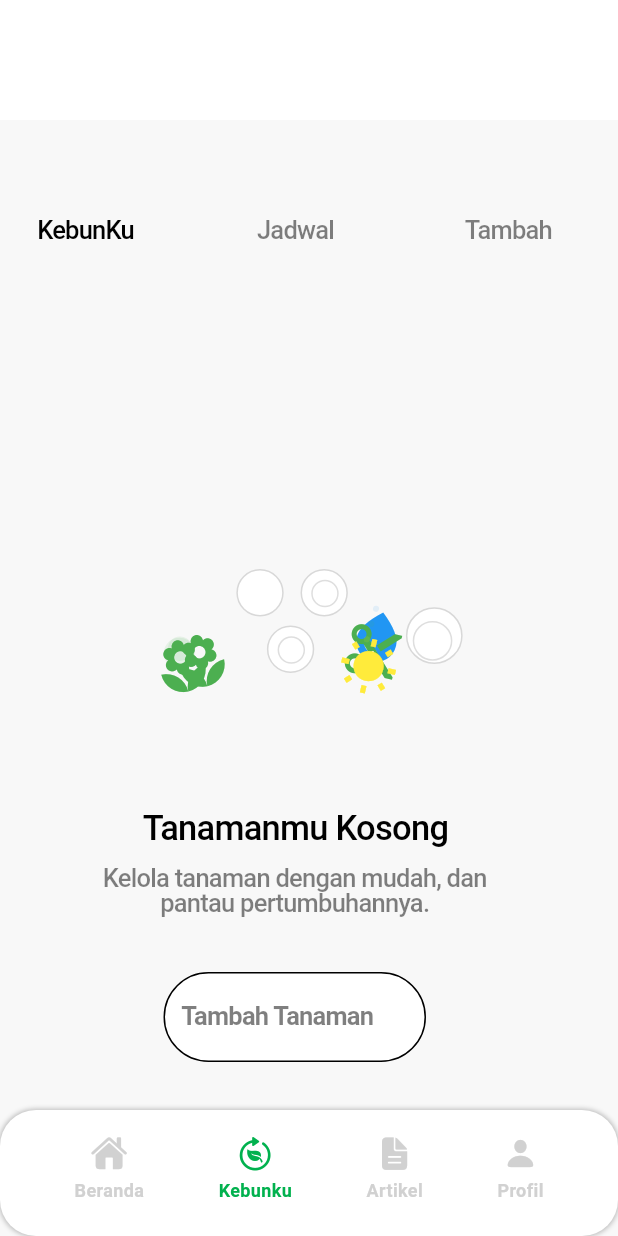
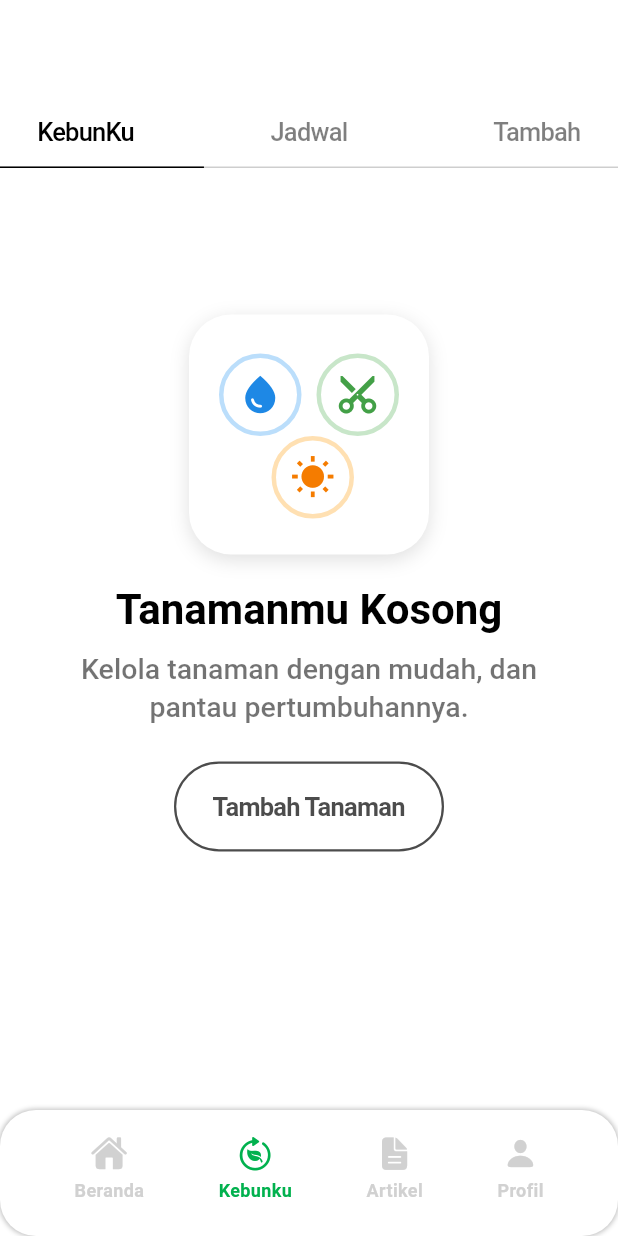
Before and after one commit to amalakbar16/plantbuddyfix, a Flutter app: the Kebunku screen opened directly, on a phone screen of 412 x 824 dp. Run offline on Flutter 3.47's test engine with Material 3 defaults, Android fonts, the phone set to English and light mode, and no system bars; our stand-ins replace image_picker, logger; Roboto replaces fonts that are missing (Montserrat).

Commit message:
kebunku tampilan

```diff
--- a/lib/screens/kebunku.dart
+++ b/lib/screens/kebunku.dart
@@ -4,68 +4,56 @@
 import 'package:plantbuddy/screens/article_page.dart';
 import 'package:plantbuddy/screens/profile.dart';
 
+// Helper function
+Widget _circleIcon({
+  required IconData icon,
+  required Color iconColor,
+  required Color borderColor,
+  bool rotateUp = false, // param baru
+}) {
+  Widget childIcon = Icon(icon, color: iconColor, size: 30);
+
+  // Jika rotateUp true, rotasi icon 270 derajat (menghadap ke atas)
+  if (rotateUp) {
+    childIcon = Transform.rotate(
+      angle: -90 * 3.1415926535 / 180, // -90 derajat (radian)
+      child: childIcon,
+    );
+  }
+
+  return Container(
+    width: 55,
+    height: 55,
+    decoration: BoxDecoration(
+      shape: BoxShape.circle,
+      border: Border.all(color: borderColor, width: 3),
+    ),
+    child: Center(child: childIcon),
+  );
+}
+
 class Kebunku extends StatelessWidget {
+  const Kebunku({super.key});
+
   @override
   Widget build(BuildContext context) {
     return Scaffold(
       backgroundColor: Colors.white,
       body: Stack(
         children: [
-          // Konten utama di dalam Stack
+          // Appbar custom
           Positioned(
-            top: 80, // Atur posisi vertikal lebih ke atas jika perlu
+            top: 80,
             left: 0,
-            right: 0,
             child: Container(
               width: MediaQuery.of(context).size.width,
-              height: 852,  // Menyesuaikan tinggi konten
-              clipBehavior: Clip.antiAlias,
-              decoration: BoxDecoration(color: const Color(0xFFF8F8F8)),
+              height: 32,
               child: Stack(
                 children: [
-                  // Text "Tanamanmu Kosong"
-                  Positioned(
-                    left: 59,
-                    top: 464,
-                    child: SizedBox(
-                      width: 276,
-                      child: Text(
-                        'Tanamanmu Kosong',
-                        textAlign: TextAlign.center,
-                        style: TextStyle(
-                          color: Colors.black,
-                          fontSize: 23,
-                          fontFamily: 'Montserrat',
-                          fontWeight: FontWeight.w500,
-                          height: 0.74,
-                          letterSpacing: -0.50,
-                        ),
-                      ),
-                    ),
-                  ),
-                  // Deskripsi tambahan
+                  // KebunKu kiri
                   Positioned(
                     left: 25,
-                    top: 497,
-                    child: SizedBox(
-                      width: 343,
-                      child: Text(
-                        'Kelola tanaman dengan mudah, dan \npantau pertumbuhannya.',
-                        textAlign: TextAlign.center,
-                        style: TextStyle(
-                          color: Colors.black.withOpacity(0.5),
-                          fontSize: 17,
-                          fontFamily: 'Montserrat',
-                          fontWeight: FontWeight.w500,
-                          height: 1,
-                          letterSpacing: -0.50,
-                        ),
-                      ),
-                    ),
-                  ),
-                  Positioned(
-                    left: 25,
-                    top: 65,
+                    top: 0,
                     child: SizedBox(
                       width: 98,
                       child: Text(
@@ -81,9 +69,10 @@
                       ),
                     ),
                   ),
+                  // Jadwal tengah
                   Positioned(
-                    left: 148,
-                    top: 65,
+                    left: MediaQuery.of(context).size.width / 2 - 49,
+                    top: 0,
                     child: SizedBox(
                       width: 98,
                       child: Text(
@@ -100,9 +89,10 @@
                       ),
                     ),
                   ),
+                  // Tambah kanan
                   Positioned(
-                    left: 270,
-                    top: 65,
+                    left: MediaQuery.of(context).size.width - 123,
+                    top: 0,
                     child: SizedBox(
                       width: 98,
                       child: Text(
@@ -119,57 +109,143 @@
                       ),
                     ),
                   ),
-                  // Button "Tambah Tanaman"
+                  // Garis bawah abu
                   Positioned(
-                    left: 109,
-                    top: 568,
+                    bottom: 0,
+                    left: 0,
+                    right: 0,
                     child: Container(
-                      width: 175,
-                      height: 60,
-                      decoration: ShapeDecoration(
-                        color: Colors.white,
-                        shape: RoundedRectangleBorder(
-                          side: BorderSide(width: 1),
-                          borderRadius: BorderRadius.circular(30),
-                        ),
-                      ),
+                      height: 1,
+                      color: Colors.grey.withOpacity(0.5),
                     ),
                   ),
+                  // Garis bawah hitam (tab aktif)
                   Positioned(
-                    left: 121,
-                    top: 589,
-                    child: Text(
-                      'Tambah Tanaman',
-                      textAlign: TextAlign.center,
-                      style: TextStyle(
-                        color: Colors.black.withOpacity(0.5),
-                        fontSize: 17,
-                        fontFamily: 'Montserrat',
-                        fontWeight: FontWeight.w600,
-                        height: 1,
-                        letterSpacing: -0.50,
-                      ),
-                    ),
+                    bottom: 0,
+                    left: 0,
+                    width: MediaQuery.of(context).size.width * 0.33,
+                    child: Container(height: 1, color: Colors.black),
                   ),
-                  // Ikon dengan rotasi
-                  _buildRotatedBox(Icons.water_drop, Colors.blue, 0.23, 29.55, 4.08, 235.90, 323.81),
-                  _buildRotatedBox(Icons.cut, Colors.green, 0.23, 29.55, 4.08, 232.84, 334),
-                  _buildRotatedBox(Icons.wb_sunny, Colors.yellow, 0.23, 29.55, 4.08, 229.78, 344.19),
-                  // Ganti Icons.leaf dengan Icons.local_florist
-                  _buildRotatedBox(Icons.local_florist, Colors.green, -0.23, 44.81, 20.91, 97.24, 345.12),
-                  _buildRotatedBox(Icons.local_florist, Colors.green, -0.23, 16.22, 16.22, 111.95, 344.35),
-                  // Kotak lingkaran dengan ikon lainnya
-                  _buildCircleIcon(29.55, Colors.white, 158.57, 300.38),
-                  _buildCircleIcon(29.55, Colors.white, 201.36, 300.38),
-                  _buildCircleIcon(16.30, Colors.white, 208.49, 307.51),
-                  _buildCircleIcon(29.55, Colors.white, 178.94, 338.07),
-                  _buildCircleIcon(16.30, Colors.white, 186.07, 345.21),
-                  _buildCircleIcon(35.81, Colors.white, 271.61, 325.85),
-                  _buildCircleIcon(24.45, Colors.white, 276.14, 335.02),
                 ],
               ),
             ),
           ),
+
+          // MAIN icon
+          Align(
+      alignment: Alignment(0, -0.1), // center horizontal, sedikit lebih ke atas (atur sesuai selera)
+      child: Column(
+        mainAxisSize: MainAxisSize.min,
+        crossAxisAlignment: CrossAxisAlignment.center,
+        children: [
+          // ICON UTAMA (Tetap!)
+          Container(
+            width: 160,
+            height: 160, // PERSEGI
+            decoration: BoxDecoration(
+              color: Colors.white,
+              borderRadius: BorderRadius.circular(28),
+              boxShadow: [
+                BoxShadow(
+                  color: Colors.black12,
+                  blurRadius: 10,
+                  offset: Offset(0, 3),
+                ),
+              ],
+            ),
+            child: Stack(
+              alignment: Alignment.center,
+              children: [
+                Positioned(
+                  left: 20,
+                  top: 26,
+                  child: _circleIcon(
+                    icon: Icons.water_drop,
+                    iconColor: Colors.blue[600]!,
+                    borderColor: Colors.blue[100]!,
+                  ),
+                ),
+                Positioned(
+                  right: 20,
+                  top: 26,
+                  child: _circleIcon(
+                    icon: Icons.content_cut,
+                    iconColor: Colors.green[600]!,
+                    borderColor: Colors.green[100]!,
+                    rotateUp: true,
+                  ),
+                ),
+                Positioned(
+                  left: 55, // (160-50)/2, 50 = width icon
+                  bottom: 24,
+                  child: _circleIcon(
+                    icon: Icons.wb_sunny,
+                    iconColor: Colors.orange[700]!,
+                    borderColor: Colors.orange[100]!,
+                  ),
+                ),
+              ],
+            ),
+          ),
+          const SizedBox(height: 20), // Jarak icon ke text
+          // Text utama
+          Text(
+            'Tanamanmu Kosong',
+            textAlign: TextAlign.center,
+            style: TextStyle(
+              color: Colors.black,
+              fontSize: 28,
+              fontFamily: 'Montserrat',
+              fontWeight: FontWeight.w700,
+              height: 1.2,
+              letterSpacing: 0,
+            ),
+          ),
+          const SizedBox(height: 10),
+          // Text deskripsi
+          Text(
+            'Kelola tanaman dengan mudah, dan\npantau pertumbuhannya.',
+            textAlign: TextAlign.center,
+            style: TextStyle(
+              color: Colors.black.withOpacity(0.55),
+              fontSize: 19,
+              fontFamily: 'Montserrat',
+              fontWeight: FontWeight.w500,
+              height: 1.3,
+              letterSpacing: 0,
+            ),
+          ),
+          const SizedBox(height: 24),
+          // Tombol
+          SizedBox(
+            width: 180,
+            height: 60,
+            child: OutlinedButton(
+              style: OutlinedButton.styleFrom(
+                foregroundColor: Colors.black.withOpacity(0.7),
+                side: BorderSide(width: 1.5, color: Colors.black.withOpacity(0.7)),
+                shape: RoundedRectangleBorder(
+                  borderRadius: BorderRadius.circular(30),
+                ),
+                backgroundColor: Colors.white,
+                textStyle: const TextStyle(
+                  fontFamily: 'Montserrat',
+                  fontWeight: FontWeight.w700,
+                  fontSize: 17,
+                  letterSpacing: -0.5,
+                ),
+              ),
+              onPressed: () {
+                // TODO: aksi tambah tanaman
+                print('Tambah Tanaman ditekan!');
+              },
+              child: const Text('Tambah Tanaman'),
+            ),
+          ),
+        ],
+      ),
+    ),
+
 
           // Bottom Navigation Bar
           Positioned(
@@ -201,8 +277,9 @@
                       Navigator.pushReplacement(
                         context,
                         PageRouteBuilder(
-                          pageBuilder: (context, animation, secondaryAnimation) =>
-                              HomePage(userName: ''),
+                          pageBuilder:
+                              (context, animation, secondaryAnimation) =>
+                                  HomePage(userName: ''),
                           transitionsBuilder: (
                             context,
                             animation,
@@ -279,8 +356,9 @@
                       Navigator.pushReplacement(
                         context,
                         PageRouteBuilder(
-                          pageBuilder: (context, animation, secondaryAnimation) =>
-                              const ArticlePage(),
+                          pageBuilder:
+                              (context, animation, secondaryAnimation) =>
+                                  const ArticlePage(),
                           transitionsBuilder: (
                             context,
                             animation,
@@ -337,8 +415,9 @@
                       Navigator.pushReplacement(
                         context,
                         PageRouteBuilder(
-                          pageBuilder: (context, animation, secondaryAnimation) =>
-                              const ProfilePage(),
+                          pageBuilder:
+                              (context, animation, secondaryAnimation) =>
+                                  const ProfilePage(),
                           transitionsBuilder: (
                             context,
                             animation,
@@ -398,50 +477,4 @@
       ),
     );
   }
-
-  // Fungsi untuk membuat kotak yang diputar
-  Widget _buildRotatedBox(IconData icon, Color color, double angle, double width, double height, double left, double top) {
-    return Positioned(
-      left: left,
-      top: top,
-      child: Transform.rotate(
-        angle: angle, // Kemiringan kotak
-        child: Container(
-          width: width,
-          height: height,
-          decoration: BoxDecoration(
-            color: color.withOpacity(0.1),
-            shape: BoxShape.circle,
-          ),
-          child: Icon(
-            icon,
-            size: 40,
-            color: color,
-          ),
-        ),
-      ),
-    );
-  }
-
-  // Fungsi untuk membuat lingkaran dengan ikon lainnya
-  Widget _buildCircleIcon(double size, Color color, double left, double top) {
-    return Positioned(
-      left: left,
-      top: top,
-      child: Container(
-        width: size,
-        height: size,
-        decoration: ShapeDecoration(
-          color: color,
-          shape: OvalBorder(
-            side: BorderSide(
-              width: 1,
-              strokeAlign: BorderSide.strokeAlignOutside,
-              color: Colors.black.withOpacity(0.13),
-            ),
-          ),
-        ),
-      ),
-    );
-  }
 }
--- a/pubspec.yaml
+++ b/pubspec.yaml
@@ -16,7 +16,6 @@
   cupertino_icons: ^1.0.6
   intl: ^0.19.0
   image_picker: ^1.0.7
-  flutter_icons: ^1.1.0
 
 dev_dependencies:
   flutter_test:
```
